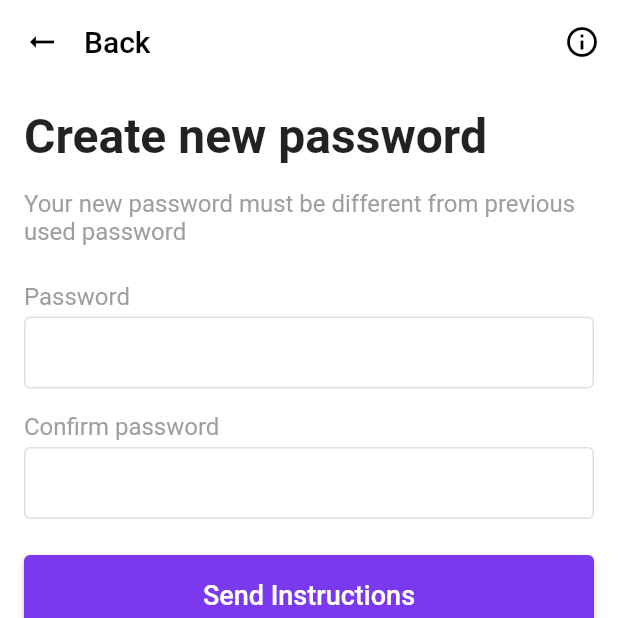
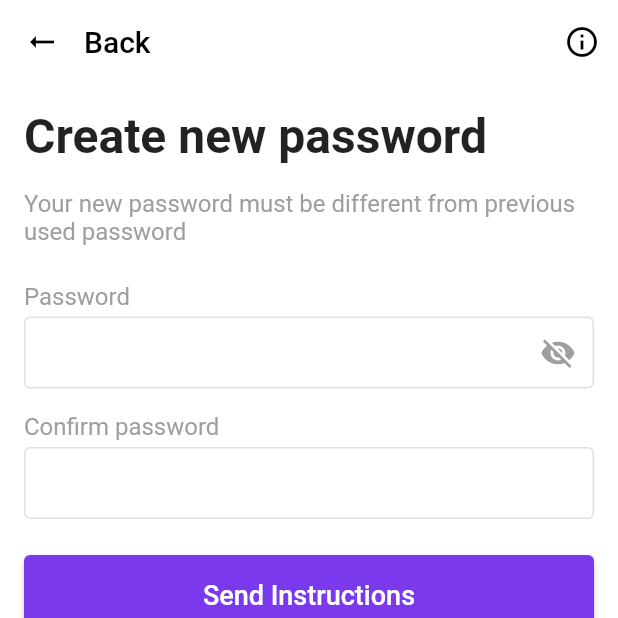
Before and after one commit to amerblackbird/flutter_ui_catalog, a Flutter app: the Page3 screen opened directly, on a phone screen of 412 x 824 dp, the top half of it. Run offline on Flutter 3.47's test engine with Material 2 defaults, Android fonts, the phone set to English and light mode, and no system bars.

```diff
--- a/lib/src/pages/home/ui1/page1.dart
+++ b/lib/src/pages/home/ui1/page1.dart
@@ -80,6 +80,7 @@ class _Page1State extends State<Page1> {
               ),
               const SizedBox(height: 4),
               TextFormField(
+                keyboardType: TextInputType.emailAddress,
                 decoration: const InputDecoration(
                   contentPadding:
                       EdgeInsets.symmetric(vertical: 8, horizontal: 12),
--- a/lib/src/pages/home/ui1/page3.dart
+++ b/lib/src/pages/home/ui1/page3.dart
@@ -12,6 +12,8 @@ class _Page3State extends State<Page3> {
   final TextEditingController _passwordController = TextEditingController();
   final TextEditingController _confirmPasswordController =
       TextEditingController();
+
+  bool _obscureText = true;
 
   @override
   void dispose() {
@@ -81,21 +83,33 @@ class _Page3State extends State<Page3> {
               ),
               const SizedBox(height: 4),
               TextFormField(
+                obscureText: _obscureText,
                 controller: _passwordController,
-                decoration: const InputDecoration(
+                decoration: InputDecoration(
                   contentPadding:
-                      EdgeInsets.symmetric(vertical: 8, horizontal: 12),
+                      const EdgeInsets.symmetric(vertical: 8, horizontal: 12),
                   border: InputBorder.none,
-                  focusedBorder: OutlineInputBorder(
+                  suffixIcon: Visibility(
+                    child: IconButton(
+                      icon: Icon(
+                        _obscureText ? Icons.visibility_off : Icons.visibility,
+                        color: Colors.grey,
+                      ),
+                      onPressed: () => setState(() {
+                        _obscureText = !_obscureText;
+                      }),
+                    ),
+                  ),
+                  focusedBorder: const OutlineInputBorder(
                     borderSide: BorderSide(color: _primaryColor),
                   ),
-                  errorBorder: OutlineInputBorder(
+                  errorBorder: const OutlineInputBorder(
                     borderSide: BorderSide(color: _dangerColor),
                   ),
-                  focusedErrorBorder: OutlineInputBorder(
+                  focusedErrorBorder: const OutlineInputBorder(
                     borderSide: BorderSide(color: _dangerColor),
                   ),
-                  enabledBorder: OutlineInputBorder(
+                  enabledBorder: const OutlineInputBorder(
                     borderSide: BorderSide(color: _editTextBorderColor),
                   ),
                 ),
```
